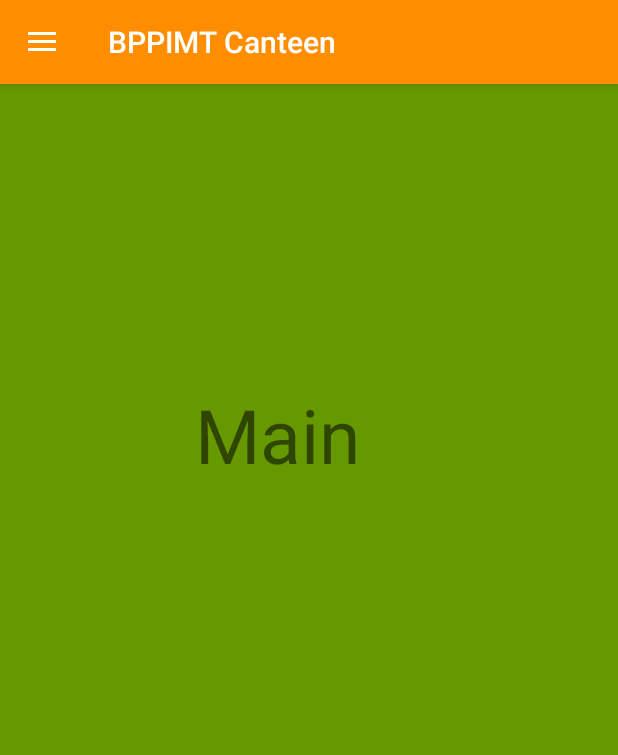
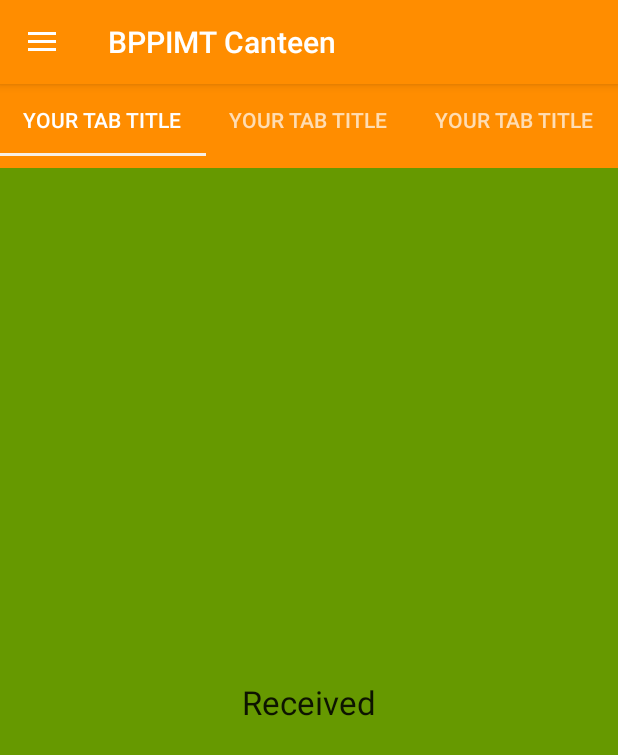
Before and after one commit to puja-65/CanteenMangmnt, an Android app: the AdmHome screen opened directly, with no data from a screen before it, on a phone screen of 412 x 824 dp. Shown: the top 755 px of the screen. Run offline under Robolectric (Android 15) with nearby library versions, the phone set to English and light mode, and no system bars.

Commit message:
crash fix
crash fix

```diff
--- a/PoddarCanteen/app/src/main/java/com/example/user/poddarcanteen/AdmHome.java
+++ b/PoddarCanteen/app/src/main/java/com/example/user/poddarcanteen/AdmHome.java
@@ -9,8 +9,14 @@ import android.support.v7.app.AppCompatActivity;
 import android.os.Bundle;
 import android.view.MenuItem;
 import android.widget.Toast;
+import android.support.design.widget.TabLayout;
+import android.support.v4.view.ViewPager;
+import android.support.v7.widget.Toolbar;
 
-public class AdmHome extends AppCompatActivity {
+public class AdmHome extends AppCompatActivity implements TabLayout.OnTabSelectedListener {
+    private TabLayout tabLayout;
+    //This is our viewPager
+    private ViewPager viewPager;
 
     private DrawerLayout dl;
     private ActionBarDrawerToggle t;
@@ -20,6 +26,7 @@ public class AdmHome extends AppCompatActivity {
     @Override
     public void onCreate(Bundle savedInstanceState) {
         super.onCreate(savedInstanceState);
+
         setContentView(R.layout.activity_adm_home);
             dl = (DrawerLayout)findViewById(R.id.activity_adm_home);
         t = new ActionBarDrawerToggle(this, dl,R.string.Open, R.string.Close);
@@ -49,6 +56,34 @@ public class AdmHome extends AppCompatActivity {
             }
 
         });
+
+//        setContentView(R.layout.activity_main);
+
+        //Adding toolbar to the activity
+//        Toolbar toolbar = (Toolbar) findViewById(R.id.toolbar);
+//        setSupportActionBar(toolbar);
+
+        //Initializing the tablayout
+        tabLayout = (TabLayout) findViewById(R.id.tabLayout);
+
+        //Adding the tabs using addTab() method
+        tabLayout.addTab(tabLayout.newTab().setText("Your Tab Title"));
+        tabLayout.addTab(tabLayout.newTab().setText("Your Tab Title"));
+        tabLayout.addTab(tabLayout.newTab().setText("Your Tab Title"));
+        tabLayout.setTabGravity(TabLayout.GRAVITY_FILL);
+
+        //Initializing viewPager
+        viewPager = (ViewPager) findViewById(R.id.pager);
+
+        //Creating our pager adapter
+        Pager adapter = new Pager(getSupportFragmentManager(), tabLayout.getTabCount());
+
+        //Adding adapter to pager
+        viewPager.setAdapter(adapter);
+
+        //Adding onTabSelectedListener to swipe views
+        tabLayout.setOnTabSelectedListener(this);
+
     }
 
         @Override
@@ -59,6 +94,21 @@ public class AdmHome extends AppCompatActivity {
 
             return super.onOptionsItemSelected(item);
         }
+
+    @Override
+    public void onTabSelected(TabLayout.Tab tab) {
+        viewPager.setCurrentItem(tab.getPosition());
+    }
+
+    @Override
+    public void onTabUnselected(TabLayout.Tab tab) {
+
+    }
+
+    @Override
+    public void onTabReselected(TabLayout.Tab tab) {
+
+    }
 
 
 }
--- a/PoddarCanteen/app/src/main/java/com/example/user/poddarcanteen/LogIn.java
+++ b/PoddarCanteen/app/src/main/java/com/example/user/poddarcanteen/LogIn.java
@@ -46,7 +46,7 @@ public class LogIn extends AppCompatActivity {
     @Override
     public void onCreate(Bundle savedInstanceState) {
         super.onCreate(savedInstanceState);
-        getSupportActionBar().hide(); //<< this
+//        getSupportActionBar().hide(); //<< this
 
         setContentView(R.layout.activity_log_in);
         _emailText = findViewById(R.id.email_Input);
--- /dev/null
+++ b/PoddarCanteen/app/src/main/java/com/example/user/poddarcanteen/Pager.java
@@ -0,0 +1,44 @@
+package com.example.user.poddarcanteen;
+
+
+import android.support.v4.app.Fragment;
+import android.support.v4.app.FragmentManager;
+import android.support.v4.app.FragmentStatePagerAdapter;
+
+public class Pager  extends FragmentStatePagerAdapter {
+
+    //integer to count number of tabs
+    int tabCount;
+
+    //Constructor to the class
+    public Pager(FragmentManager fm, int tabCount) {
+        super(fm);
+        //Initializing tab count
+        this.tabCount= tabCount;
+    }
+
+    //Overriding method getItem
+    @Override
+    public Fragment getItem(int position) {
+        //Returning the current tabs
+        switch (position) {
+            case 0:
+                receivedtab tab1 = new receivedtab();
+                return tab1;
+            case 1:
+                cookingtab tab2 = new cookingtab();
+                return tab2;
+            case 2:
+                finishedtab tab3 = new finishedtab();
+                return tab3;
+            default:
+                return null;
+        }
+    }
+
+    //Overriden method getCount to get the number of tabs
+    @Override
+    public int getCount() {
+        return tabCount;
+    }
+}
--- /dev/null
+++ b/PoddarCanteen/app/src/main/java/com/example/user/poddarcanteen/cookingtab.java
@@ -0,0 +1,20 @@
+package com.example.user.poddarcanteen;
+
+import android.os.Bundle;
+import android.support.v4.app.Fragment;
+import android.view.LayoutInflater;
+import android.view.View;
+import android.view.ViewGroup;
+
+public class cookingtab extends Fragment {
+
+    //Overriden method onCreateView
+    @Override
+    public View onCreateView(LayoutInflater inflater, ViewGroup container, Bundle savedInstanceState) {
+
+        //Returning the layout file after inflating
+        //Change R.layout.tab1 in you classes
+        return inflater.inflate(R.layout.cookingtab, container, false);
+
+    }
+}
--- /dev/null
+++ b/PoddarCanteen/app/src/main/java/com/example/user/poddarcanteen/receivedtab.java
@@ -0,0 +1,20 @@
+package com.example.user.poddarcanteen;
+
+import android.os.Bundle;
+import android.support.v4.app.Fragment;
+import android.view.LayoutInflater;
+import android.view.View;
+import android.view.ViewGroup;
+
+public class receivedtab extends Fragment {
+
+    //Overriden method onCreateView
+    @Override
+    public View onCreateView(LayoutInflater inflater, ViewGroup container, Bundle savedInstanceState) {
+
+        //Returning the layout file after inflating
+        //Change R.layout.tab1 in you classes
+        return inflater.inflate(R.layout.receivedtab, container, false);
+
+    }
+}
--- a/PoddarCanteen/app/src/main/res/layout/activity_adm_home.xml
+++ b/PoddarCanteen/app/src/main/res/layout/activity_adm_home.xml
@@ -8,22 +8,33 @@
     tools:context="com.example.user.poddarcanteen.AdmHome"
     android:background="@android:color/holo_green_dark">
 
-    <RelativeLayout
+    <LinearLayout
+        android:id="@+id/main_layout"
+        android:orientation="vertical"
+        xmlns:android="http://schemas.android.com/apk/res/android"
+        xmlns:app="http://schemas.android.com/apk/res-auto"
+        xmlns:tools="http://schemas.android.com/tools"
         android:layout_width="match_parent"
-        android:layout_height="match_parent">
+        android:layout_height="match_parent"
+        tools:context=".MainActivity">
 
 
-        <TextView
-            android:layout_width="wrap_content"
+        <!-- our tablayout to display tabs  -->
+        <android.support.design.widget.TabLayout
+            android:id="@+id/tabLayout"
+            android:layout_width="match_parent"
             android:layout_height="wrap_content"
-            android:text="Main"
-            android:textSize="50dp"
-            android:id="@+id/textView"
-            android:layout_marginTop="200dp"
-            android:layout_marginLeft="130dp"/>
+            android:background="?attr/colorPrimary"
+            android:minHeight="?attr/actionBarSize"
+            android:theme="@style/ThemeOverlay.AppCompat.Dark.ActionBar"/>
 
+        <!-- View pager to swipe views -->
+        <android.support.v4.view.ViewPager
+            android:id="@+id/pager"
+            android:layout_width="match_parent"
+            android:layout_height="fill_parent"/>
 
-    </RelativeLayout>
+    </LinearLayout>
 
     <android.support.design.widget.NavigationView
         android:layout_width="wrap_content"
--- /dev/null
+++ b/PoddarCanteen/app/src/main/res/layout/receivedtab.xml
@@ -0,0 +1,15 @@
+<?xml version="1.0" encoding="utf-8"?>
+<RelativeLayout xmlns:android="http://schemas.android.com/apk/res/android"
+    android:layout_width="match_parent"
+    android:layout_height="match_parent"
+    android:orientation="vertical">
+
+    <TextView
+        android:id="@+id/textView"
+        android:layout_width="wrap_content"
+        android:layout_height="wrap_content"
+        android:layout_centerInParent="true"
+        android:text="Received"
+        android:textAppearance="?android:attr/textAppearanceLarge"/>
+
+</RelativeLayout>
```
Also changed, not shown: PoddarCanteen/app/src/main/java/com/example/user/poddarcanteen/finishedtab.java (added, +21 -0 lines), PoddarCanteen/app/src/main/res/layout/cookingtab.xml (added, +15 -0 lines), PoddarCanteen/app/src/main/res/layout/finishedtab.xml (added, +15 -0 lines).
